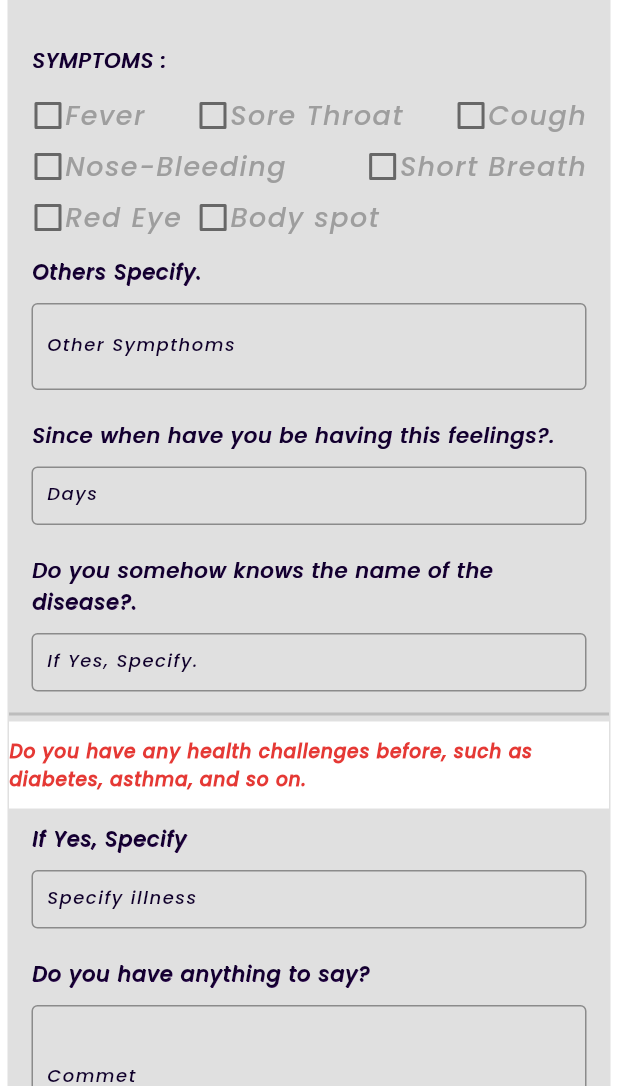
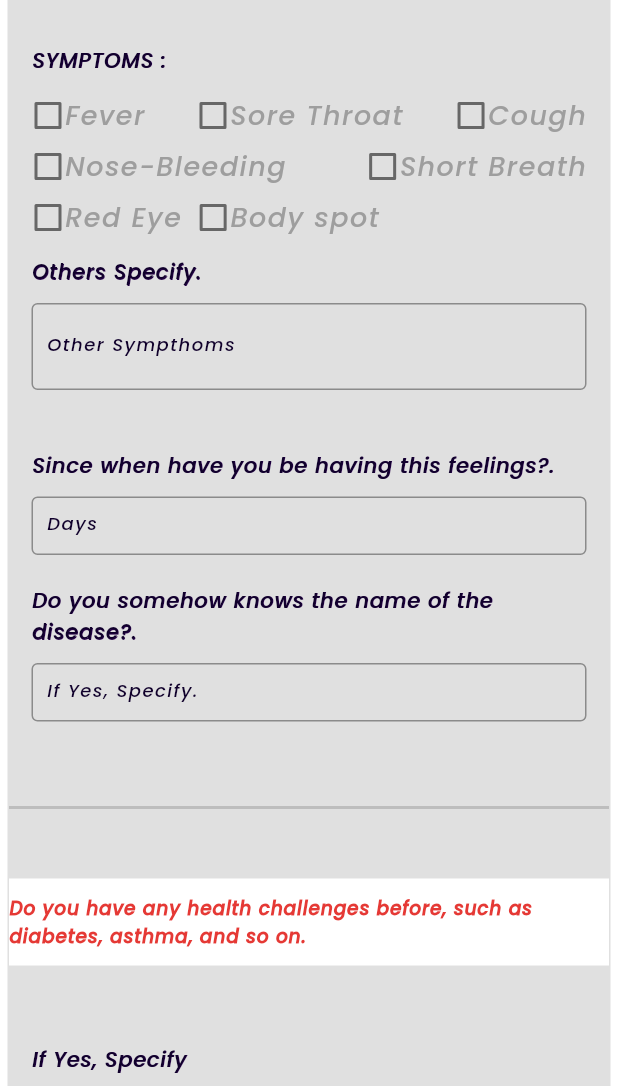
Before and after one commit to jidnation/my-project, a Flutter app: the ReportingPage screen opened directly, scrolled down 576 dp, on a phone screen of 412 x 824 dp, the part 150-1236 px from its top. Run offline on Flutter 3.47's test engine with Material 2 defaults, Android fonts, the phone set to English and light mode, and no system bars; our stand-ins replace carousel_slider, flutter_svg, font_awesome_flutter.

Commit message:
notthing special

```diff
--- a/lib/Routes/report_page.dart
+++ b/lib/Routes/report_page.dart
@@ -178,7 +178,7 @@ class _ReportingPageState extends State<ReportingPage>
                   Container(
                     constraints: const BoxConstraints(
                       minHeight: 100,
-                      maxHeight: 1080,
+                      maxHeight: 1140,
                     ),
                     child:
                         TabBarView(controller: _reportTabController, children: const [
--- a/lib/Widgets/tab_gen.dart
+++ b/lib/Widgets/tab_gen.dart
@@ -31,6 +31,7 @@ class _SelfWidgetState extends State<SelfWidget> {
                 height: 10,
               ),
               SymptomsWidget(),
+              SizedBox(height: 20,),
               SectionHeading(
                   title: 'Since when have you be having this feelings?.'),
               RegForm(
@@ -46,11 +47,13 @@ class _SelfWidgetState extends State<SelfWidget> {
               ),
             ]),
       ),
+      const Spacer(),
       Divider(
         height: 10,
         thickness: 2,
         color: Colors.grey.shade400,
       ),
+      const Spacer(),
       Container(
         padding: const EdgeInsets.symmetric(vertical: 10),
         color: Colors.white,
@@ -59,6 +62,7 @@ class _SelfWidgetState extends State<SelfWidget> {
           style: noticeTextStyle(),
         ),
       ),
+      const Spacer(),
       Container(
         padding: const EdgeInsets.symmetric(vertical: 10, horizontal: 15),
         child: Column(
@@ -69,7 +73,7 @@ class _SelfWidgetState extends State<SelfWidget> {
                 keyboardName: TextInputType.text,
                 labelValue: 'Specify illness',
               ),
-              SizedBox(height: 20),
+              SizedBox(height: 40),
               SectionHeading(title: 'Do you have anything to say?'),
               RegForm(
                 labelValue: 'Commet',
```
